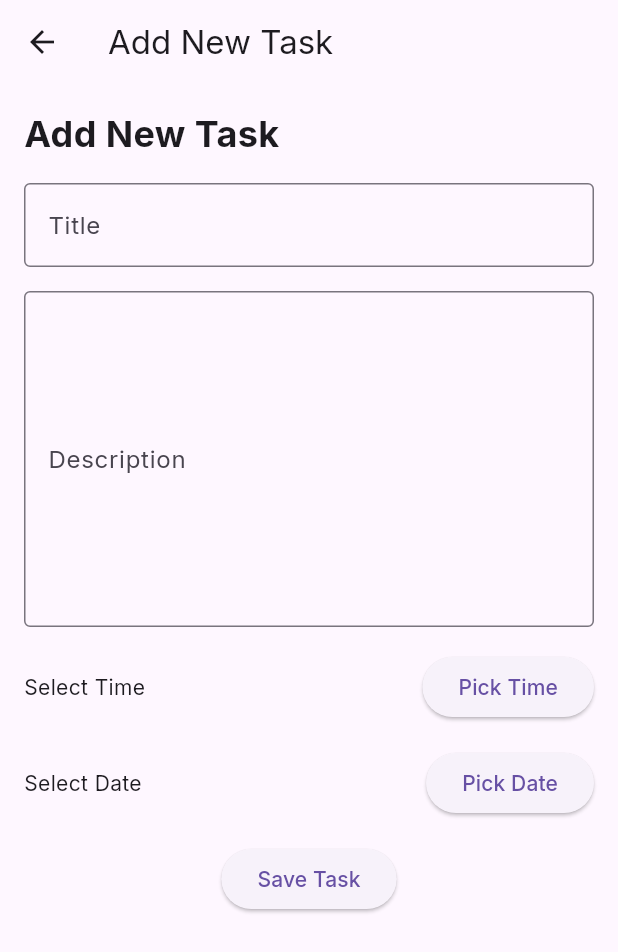
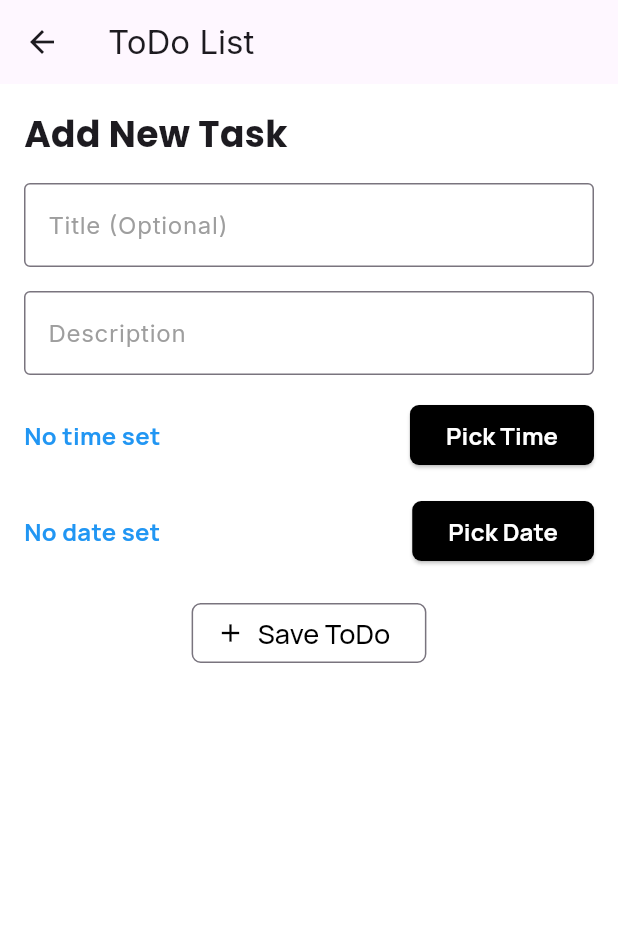
Before and after one commit to Efty34/MoodScribe, a Flutter app: the TodoPage screen opened directly, after a tap on the "add" icon, on a phone screen of 412 x 824 dp. Shown: the top 952 px of the screen. Run offline on Flutter 3.47's test engine with Material 3 defaults, Android fonts, the phone set to English and light mode, and no system bars; our stand-ins replace cloud_firestore, firebase_core, fl_chart, google_fonts, hive, hive_flutter; accounts and stored records are empty.

Commit message:
ToDo list 70% Done

```diff
--- a/lib/pages/add_todo_page.dart
+++ b/lib/pages/add_todo_page.dart
@@ -1,5 +1,6 @@
 import 'package:cloud_firestore/cloud_firestore.dart';
 import 'package:flutter/material.dart';
+import 'package:google_fonts/google_fonts.dart';
 import 'package:intl/intl.dart';
 
 class AddTodoPage extends StatefulWidget {
@@ -42,96 +43,178 @@ class _AddTodoPageState extends State<AddTodoPage> {
   }
 
   void _saveTodo() {
-    if (_titleController.text.isNotEmpty &&
-        _selectedTime != null &&
-        _selectedDate != null) {
-      FirebaseFirestore.instance.collection('todos').add({
-        'title': _titleController.text,
+    if (_descriptionController.text.isEmpty) {
+      ScaffoldMessenger.of(context).showSnackBar(
+        const SnackBar(content: Text('Description cannot be empty.')),
+      );
+      return;
+    }
+
+    Map<String, dynamic> todoData = {
       'description': _descriptionController.text,
-        'time': _selectedTime!.format(context),
-        'date': DateFormat.yMMMd().format(_selectedDate!),
       'isDone': false,
-      });
+      'created_at': FieldValue.serverTimestamp(),
+    };
 
+    if (_titleController.text.isNotEmpty) {
+      todoData['title'] = _titleController.text;
+    }
+    if (_selectedTime != null) {
+      todoData['time'] = _selectedTime!.format(context);
+    }
+    if (_selectedDate != null) {
+      todoData['date'] = DateFormat.yMMMd().format(_selectedDate!);
+    }
+
+    FirebaseFirestore.instance.collection('todos').add(todoData);
     Navigator.pop(context);
-    }
   }
 
   @override
   Widget build(BuildContext context) {
     return Scaffold(
+      backgroundColor: Colors.white,
       appBar: AppBar(
-        title: Text('Add New Task'),
+        title: const Text('ToDo List'),
       ),
-      body: Padding(
-        padding: EdgeInsets.all(16.0),
+      body: SingleChildScrollView(
+        child: Padding(
+          padding: const EdgeInsets.all(16.0),
           child: Column(
             crossAxisAlignment: CrossAxisAlignment.start,
             children: [
               Text(
                 'Add New Task',
-              style: TextStyle(
+                style: GoogleFonts.poppins(
                   fontSize: 24,
                   fontWeight: FontWeight.bold,
                 ),
               ),
-            SizedBox(height: 16),
+              const SizedBox(height: 16),
               TextField(
                 controller: _titleController,
-              decoration: InputDecoration(
-                labelText: 'Title',
+                decoration: const InputDecoration(
+                  labelText: 'Title (Optional)',
+                  labelStyle: TextStyle(color: Colors.grey, fontSize: 16),
                   border: OutlineInputBorder(),
+                  focusColor: Colors.black,
+                  focusedBorder: OutlineInputBorder(
+                    borderSide: BorderSide(color: Colors.black),
                   ),
                 ),
-            SizedBox(height: 16),
+              ),
+              const SizedBox(height: 16),
               TextField(
                 controller: _descriptionController,
-              maxLines: 8,
-              decoration: InputDecoration(
+                maxLines: null,
+                textAlign: TextAlign.start,
+                decoration: const InputDecoration(
                   labelText: 'Description',
+                  labelStyle: TextStyle(color: Colors.grey, fontSize: 16),
                   border: OutlineInputBorder(),
+                  focusColor: Colors.black,
+                  focusedBorder: OutlineInputBorder(
+                    borderSide: BorderSide(color: Colors.black),
                   ),
                 ),
-            SizedBox(height: 16),
+              ),
+              const SizedBox(height: 16),
               Row(
                 mainAxisAlignment: MainAxisAlignment.spaceBetween,
                 children: [
                   Text(
                     _selectedTime == null
-                      ? 'Select Time'
+                        ? 'No time set'
                         : _selectedTime!.format(context),
+                    style: GoogleFonts.manrope(
+                        fontSize: 16,
+                        fontWeight: FontWeight.bold,
+                        color: Colors.blue),
                   ),
                   ElevatedButton(
+                    style: ButtonStyle(
+                      backgroundColor: WidgetStateProperty.all(Colors.black),
+                      shape: WidgetStateProperty.all<RoundedRectangleBorder>(
+                        RoundedRectangleBorder(
+                          borderRadius: BorderRadius.circular(6),
+                        ),
+                      ),
+                    ),
                     onPressed: _selectTime,
-                  child: Text('Pick Time'),
+                    child: Text(
+                      'Pick Time',
+                      style: GoogleFonts.manrope(
+                        color: Colors.white,
+                        fontSize: 16,
+                        fontWeight: FontWeight.bold,
+                      ),
+                    ),
                   ),
                 ],
               ),
-            SizedBox(height: 16),
+              const SizedBox(height: 16),
               Row(
                 mainAxisAlignment: MainAxisAlignment.spaceBetween,
                 children: [
                   Text(
                     _selectedDate == null
-                      ? 'Select Date'
+                        ? 'No date set'
                         : DateFormat.yMMMd().format(_selectedDate!),
+                    style: GoogleFonts.manrope(
+                        fontSize: 16,
+                        fontWeight: FontWeight.bold,
+                        color: Colors.blue),
                   ),
                   ElevatedButton(
+                    style: ButtonStyle(
+                      backgroundColor: WidgetStateProperty.all(Colors.black),
+                      shape: WidgetStateProperty.all<RoundedRectangleBorder>(
+                        RoundedRectangleBorder(
+                          borderRadius: BorderRadius.circular(6),
+                        ),
+                      ),
+                    ),
                     onPressed: _selectDate,
-                  child: Text('Pick Date'),
+                    child: Text(
+                      'Pick Date',
+                      style: GoogleFonts.manrope(
+                        color: Colors.white,
+                        fontSize: 16,
+                        fontWeight: FontWeight.bold,
+                      ),
+                    ),
                   ),
                 ],
               ),
-            SizedBox(height: 16),
+              const SizedBox(height: 20),
               Center(
-              child: ElevatedButton(
+                child: OutlinedButton.icon(
+                  style: ButtonStyle(
+                    shape: WidgetStateProperty.all<RoundedRectangleBorder>(
+                      RoundedRectangleBorder(
+                        borderRadius: BorderRadius.circular(6),
+                      ),
+                    ),
+                  ),
                   onPressed: _saveTodo,
-                child: Text('Save Task'),
+                  icon: const Icon(
+                    Icons.add,
+                    size: 20,
+                    color: Colors.black,
+                  ),
+                  label: Text(
+                    "Save ToDo",
+                    style: GoogleFonts.manrope(
+                      fontSize: 18,
+                      color: Colors.black,
+                    ),
+                  ),
                 ),
               ),
             ],
           ),
         ),
+      ),
     );
   }
 }
--- a/lib/pages/todo_page.dart
+++ b/lib/pages/todo_page.dart
@@ -1,3 +1,4 @@
+import 'package:diary/todo/todo_builder.dart';
 import 'package:diary/todo/todo_upper_section.dart';
 import 'package:flutter/material.dart';
 
@@ -14,7 +15,9 @@ class TodoPage extends StatelessWidget {
       body: const Column(
         children: [
           TodoUpperSection(),
-          // Expanded(child: TodoBuilder(),),
+          Expanded(
+            child: TodoBuilder(),
+          ),
         ],
       ),
     );
--- a/lib/todo/todo_upper_section.dart
+++ b/lib/todo/todo_upper_section.dart
@@ -1,32 +1,52 @@
 import 'package:animations/animations.dart';
+import 'package:cloud_firestore/cloud_firestore.dart';
 import 'package:diary/pages/add_todo_page.dart';
 import 'package:flutter/material.dart';
+import 'package:google_fonts/google_fonts.dart';
 
 class TodoUpperSection extends StatelessWidget {
   const TodoUpperSection({super.key});
 
   @override
   Widget build(BuildContext context) {
+    return StreamBuilder<QuerySnapshot>(
+      stream: FirebaseFirestore.instance.collection('todos').snapshots(),
+      builder: (context, snapshot) {
+        if (!snapshot.hasData) {
+          return const Center(child: CircularProgressIndicator());
+        }
+
+        final todos = snapshot.data!.docs;
+        final totalTasks = todos.length;
+        final completedTasks =
+            todos.where((doc) => doc['isDone'] == true).length;
+
         return Container(
           padding: const EdgeInsets.all(16.0),
           child: Row(
             mainAxisAlignment: MainAxisAlignment.spaceBetween,
             children: [
-          const Row(
+              Row(
                 children: [
                   // CircularProgressIndicator(),
-              SizedBox(width: 16),
+                  const SizedBox(width: 16),
                   Column(
                     crossAxisAlignment: CrossAxisAlignment.start,
                     children: [
                       Text(
                         'My Tasks',
-                    style: TextStyle(
-                      fontSize: 20,
+                        style: GoogleFonts.manrope(
+                          fontSize: 24,
                           fontWeight: FontWeight.bold,
                         ),
                       ),
-                  Text('1 of 2 tasks'),
+                      Text(
+                        '$completedTasks of $totalTasks Tasks',
+                        style: GoogleFonts.manrope(
+                          fontSize: 18,
+                          color: Colors.blue,
+                        ),
+                      ),
                     ],
                   ),
                 ],
@@ -50,13 +70,21 @@ class TodoUpperSection extends StatelessWidget {
                   );
                 },
                 style: ElevatedButton.styleFrom(
-              shape: const CircleBorder(),
+                  backgroundColor: Colors.black,
+                  shape: RoundedRectangleBorder(
+                    borderRadius: BorderRadius.circular(8),
+                  ),
                   padding: const EdgeInsets.all(12),
                 ),
-            child: const Icon(Icons.add),
+                child: const Icon(
+                  Icons.add,
+                  color: Colors.white,
+                ),
               ),
             ],
           ),
         );
+      },
+    );
   }
 }
```
Also changed, not shown: lib/todo/todo_builder.dart (added, +136 -0 lines). Lines whose indentation alone changed are shown as unchanged.
